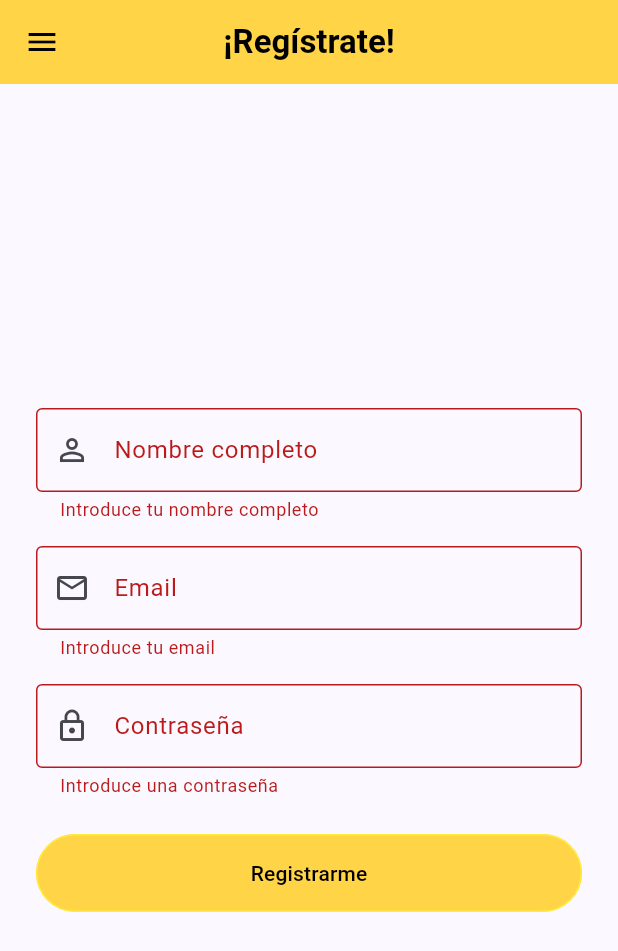
After one commit to Kilian-Salesianos/pgl_p2_myportfolio, a Flutter app: the UserLoginScreen screen opened by its route, after a tap on "Iniciar sesión", after a tap on "Crear una cuenta", after a tap on "Registrarme", on a phone screen of 412 x 824 dp. The commit adds this screen. Shown: the top 951 px of the screen. Run offline on Flutter 3.47's test engine with Material 3 defaults, Android fonts, the phone set to English and light mode, and no system bars; our stand-ins replace go_router, qr_flutter.

Commit message:
Creacion de las dos pantallas nuevas fueron añadidas al app_drawer temporalmente para trabajar en el diseño de estas.

```diff
--- a/lib/main.dart
+++ b/lib/main.dart
@@ -4,6 +4,8 @@ import 'package:go_router/go_router.dart';
 import 'screens/animal_crud_screen.dart';
 import 'screens/home_screen.dart';
 import 'screens/porfolio_screen.dart';
+import 'screens/user_login_screen.dart';
+import 'screens/user_register_screen.dart';
 
 final _router = GoRouter(
   initialLocation: '/',
@@ -16,6 +18,14 @@ final _router = GoRouter(
     GoRoute(
       path: '/animales',
       builder: (context, state) => const AnimalCrudScreen(),
+    ),
+    GoRoute(
+      path: '/registro',
+      builder: (context, state) => const UserRegisterScreen(),
+    ),
+    GoRoute(
+      path: '/login',
+      builder: (context, state) => const UserLoginScreen(),
     ),
   ],
 );
--- /dev/null
+++ b/lib/screens/user_login_screen.dart
@@ -0,0 +1,163 @@
+import 'package:flutter/material.dart';
+import 'package:go_router/go_router.dart';
+
+import '../styles/styles.dart';
+import '../widgets/app_drawer.dart';
+import '../widgets/portfolio_footer_button.dart';
+
+class UserLoginScreen extends StatefulWidget {
+  const UserLoginScreen({super.key});
+
+  @override
+  State<UserLoginScreen> createState() => _UserLoginScreenState();
+}
+
+class _UserLoginScreenState extends State<UserLoginScreen> {
+  final _formKey = GlobalKey<FormState>();
+  final _emailController = TextEditingController();
+  final _passwordController = TextEditingController();
+
+  @override
+  void dispose() {
+    _emailController.dispose();
+    _passwordController.dispose();
+    super.dispose();
+  }
+
+  Future<void> _submitLogin() async {
+    if (!_formKey.currentState!.validate()) return;
+
+    final response = await _loginUser(
+      email: _emailController.text.trim(),
+      password: _passwordController.text,
+    );
+
+    if (!mounted) return;
+
+    await showDialog<void>(
+      context: context,
+      builder: (context) => AlertDialog(
+        content: Text(response.message),
+        actions: [
+          TextButton(
+            onPressed: () => Navigator.of(context).pop(),
+            child: const Text('Aceptar'),
+          ),
+        ],
+      ),
+    );
+  }
+
+  Future<({bool success, String message})> _loginUser({
+    required String email,
+    required String password,
+  }) {
+    return Future.value((
+      success: false,
+      message: 'El servicio de inicio de sesión todavía no está conectado.',
+    ));
+  }
+
+  @override
+  Widget build(BuildContext context) {
+    return Scaffold(
+      appBar: AppBar(
+        title: const Text('Login'),
+        centerTitle: true,
+        backgroundColor: headerStyle.backgroundColor,
+        foregroundColor: headerStyle.foregroundColor,
+        titleTextStyle: Theme.of(context).textTheme.titleLarge?.copyWith(
+          color: headerStyle.foregroundColor,
+          fontWeight: headerStyle.fontWeight,
+        ),
+      ),
+      drawer: const AppDrawer(),
+      body: LayoutBuilder(
+        builder: (context, constraints) => SingleChildScrollView(
+          child: ConstrainedBox(
+            constraints: BoxConstraints(minHeight: constraints.maxHeight),
+            child: Center(
+              child: Padding(
+                padding: const EdgeInsets.all(24),
+                child: ConstrainedBox(
+                  constraints: const BoxConstraints(maxWidth: 420),
+                  child: Form(
+                    key: _formKey,
+                    child: Column(
+                      mainAxisSize: MainAxisSize.min,
+                      children: [
+                        TextFormField(
+                          controller: _emailController,
+                          decoration: const InputDecoration(
+                            labelText: 'Email',
+                            prefixIcon: Icon(Icons.email_outlined),
+                            border: OutlineInputBorder(),
+                          ),
+                          keyboardType: TextInputType.emailAddress,
+                          validator: (value) {
+                            if (value == null || value.trim().isEmpty) {
+                              return 'Introduce tu email';
+                            }
+                            if (!value.contains('@')) {
+                              return 'Introduce un email válido';
+                            }
+                            return null;
+                          },
+                        ),
+                        const SizedBox(height: 16),
+                        TextFormField(
+                          controller: _passwordController,
+                          decoration: const InputDecoration(
+                            labelText: 'Contraseña',
+                            prefixIcon: Icon(Icons.lock_outline),
+                            border: OutlineInputBorder(),
+                          ),
+                          obscureText: true,
+                          validator: (value) => value == null || value.isEmpty
+                              ? 'Introduce una contraseña'
+                              : null,
+                        ),
+                        const SizedBox(height: 24),
+                        SizedBox(
+                          width: double.infinity,
+                          child: FilledButton(
+                            style: FilledButton.styleFrom(
+                              backgroundColor: porfolioNavigationSelectedStyle
+                                  .backgroundColor,
+                              foregroundColor: porfolioNavigationSelectedStyle
+                                  .foregroundColor,
+                              side: BorderSide(
+                                color:
+                                    porfolioNavigationSelectedStyle.borderColor,
+                              ),
+                              padding: const EdgeInsets.symmetric(vertical: 16),
+                            ),
+                            onPressed: _submitLogin,
+                            child: const Text('Iniciar sesión'),
+                          ),
+                        ),
+                      ],
+                    ),
+                  ),
+                ),
+              ),
+            ),
+          ),
+        ),
+      ),
+      bottomNavigationBar: SafeArea(
+        top: false,
+        child: Container(
+          height: 72,
+          width: double.infinity,
+          color: porfolioFooterStyle.backgroundColor,
+          padding: const EdgeInsets.symmetric(horizontal: 16, vertical: 10),
+          child: PortfolioFooterButton(
+            label: 'Crear una cuenta',
+            onPressed: () => context.go('/registro'),
+          ),
+        ),
+      ),
+    );
+  }
+}
--- /dev/null
+++ b/lib/screens/user_register_screen.dart
@@ -0,0 +1,171 @@
+import 'package:flutter/material.dart';
+import 'package:go_router/go_router.dart';
+
+import '../styles/styles.dart';
+import '../widgets/app_drawer.dart';
+
+class UserRegisterScreen extends StatefulWidget {
+  const UserRegisterScreen({super.key});
+
+  @override
+  State<UserRegisterScreen> createState() => _UserRegisterScreenState();
+}
+
+class _UserRegisterScreenState extends State<UserRegisterScreen> {
+  final _formKey = GlobalKey<FormState>();
+  final _nameController = TextEditingController();
+  final _emailController = TextEditingController();
+  final _passwordController = TextEditingController();
+
+  @override
+  void dispose() {
+    _nameController.dispose();
+    _emailController.dispose();
+    _passwordController.dispose();
+    super.dispose();
+  }
+
+  Future<void> _submitRegistration() async {
+    if (!_formKey.currentState!.validate()) return;
+
+    final response = await _registerUser(
+      name: _nameController.text.trim(),
+      email: _emailController.text.trim(),
+      password: _passwordController.text,
+    );
+
+    if (!mounted) return;
+
+    await showDialog<void>(
+      context: context,
+      builder: (context) => AlertDialog(
+        content: Text(response.message),
+        actions: [
+          TextButton(
+            onPressed: () => Navigator.of(context).pop(),
+            child: const Text('Aceptar'),
+          ),
+        ],
+      ),
+    );
+
+    if (response.success && mounted) {
+      context.go('/login');
+    }
+  }
+
+  Future<({bool success, String message})> _registerUser({
+    required String name,
+    required String email,
+    required String password,
+  }) {
+    return Future.value((
+      success: false,
+      message: 'El servicio de registro todavía no está conectado.',
+    ));
+  }
+
+  @override
+  Widget build(BuildContext context) {
+    return Scaffold(
+      appBar: AppBar(
+        title: const Text('¡Regístrate!'),
+        centerTitle: true,
+        backgroundColor: headerStyle.backgroundColor,
+        foregroundColor: headerStyle.foregroundColor,
+        titleTextStyle: Theme.of(context).textTheme.titleLarge?.copyWith(
+          color: headerStyle.foregroundColor,
+          fontWeight: headerStyle.fontWeight,
+        ),
+      ),
+      drawer: const AppDrawer(),
+      body: LayoutBuilder(
+        builder: (context, constraints) => SingleChildScrollView(
+          child: ConstrainedBox(
+            constraints: BoxConstraints(minHeight: constraints.maxHeight),
+            child: Center(
+              child: Padding(
+                padding: const EdgeInsets.all(24),
+                child: ConstrainedBox(
+                  constraints: const BoxConstraints(maxWidth: 420),
+                  child: Form(
+                    key: _formKey,
+                    child: Column(
+                      mainAxisSize: MainAxisSize.min,
+                      children: [
+                        TextFormField(
+                          controller: _nameController,
+                          decoration: const InputDecoration(
+                            labelText: 'Nombre completo',
+                            prefixIcon: Icon(Icons.person_outline),
+                            border: OutlineInputBorder(),
+                          ),
+                          textCapitalization: TextCapitalization.words,
+                          validator: (value) =>
+                              value == null || value.trim().isEmpty
+                              ? 'Introduce tu nombre completo'
+                              : null,
+                        ),
+                        const SizedBox(height: 16),
+                        TextFormField(
+                          controller: _emailController,
+                          decoration: const InputDecoration(
+                            labelText: 'Email',
+                            prefixIcon: Icon(Icons.email_outlined),
+                            border: OutlineInputBorder(),
+                          ),
+                          keyboardType: TextInputType.emailAddress,
+                          validator: (value) {
+                            if (value == null || value.trim().isEmpty) {
+                              return 'Introduce tu email';
+                            }
+                            if (!value.contains('@')) {
+                              return 'Introduce un email válido';
+                            }
+                            return null;
+                          },
+                        ),
+                        const SizedBox(height: 16),
+                        TextFormField(
+                          controller: _passwordController,
+                          decoration: const InputDecoration(
+                            labelText: 'Contraseña',
+                            prefixIcon: Icon(Icons.lock_outline),
+                            border: OutlineInputBorder(),
+                          ),
+                          obscureText: true,
+                          validator: (value) => value == null || value.isEmpty
+                              ? 'Introduce una contraseña'
+                              : null,
+                        ),
+                        const SizedBox(height: 24),
+                        SizedBox(
+                          width: double.infinity,
+                          child: FilledButton(
+                            style: FilledButton.styleFrom(
+                              backgroundColor: porfolioNavigationSelectedStyle
+                                  .backgroundColor,
+                              foregroundColor: porfolioNavigationSelectedStyle
+                                  .foregroundColor,
+                              side: BorderSide(
+                                color:
+                                    porfolioNavigationSelectedStyle.borderColor,
+                              ),
+                              padding: const EdgeInsets.symmetric(vertical: 16),
+                            ),
+                            onPressed: _submitRegistration,
+                            child: const Text('Registrarme'),
+                          ),
+                        ),
+                      ],
+                    ),
+                  ),
+                ),
+              ),
+            ),
+          ),
+        ),
+      ),
+    );
+  }
+}
--- a/lib/widgets/app_drawer.dart
+++ b/lib/widgets/app_drawer.dart
@@ -36,6 +36,18 @@ class AppDrawer extends StatelessWidget {
             location: '/animales',
             selected: currentLocation == '/animales',
           ),
+          _DrawerItem(
+            icon: Icons.person_add_outlined,
+            label: 'Registro',
+            location: '/registro',
+            selected: currentLocation == '/registro',
+          ),
+          _DrawerItem(
+            icon: Icons.login_outlined,
+            label: 'Login',
+            location: '/login',
+            selected: currentLocation == '/login',
+          ),
         ],
       ),
     );
```
